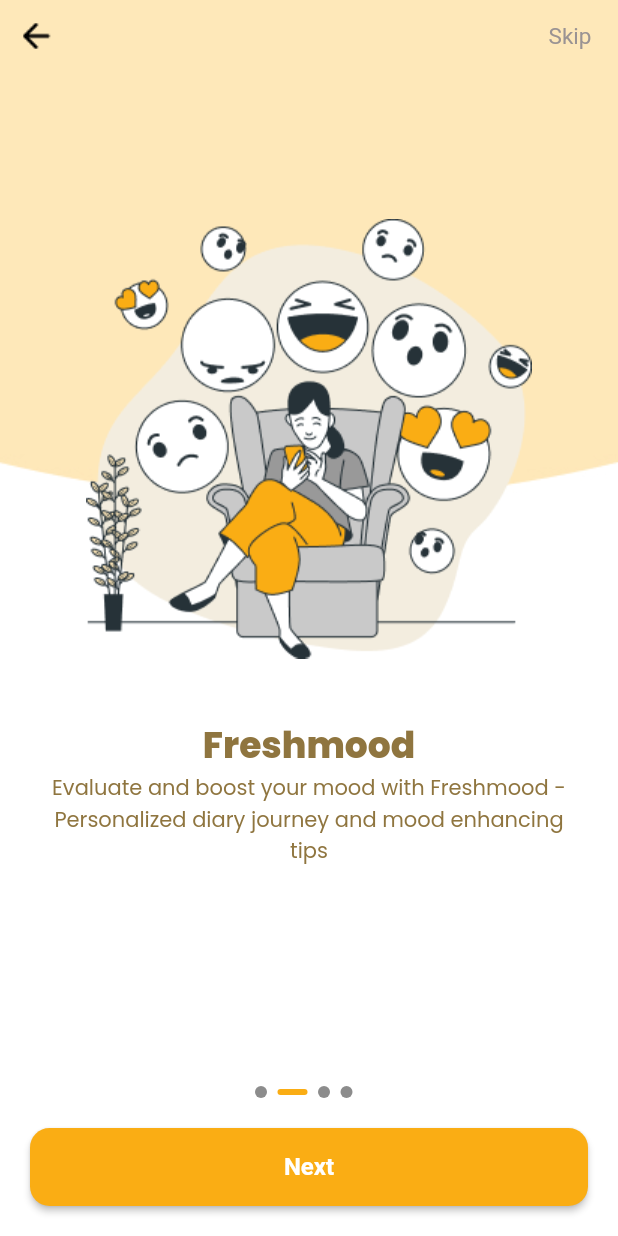
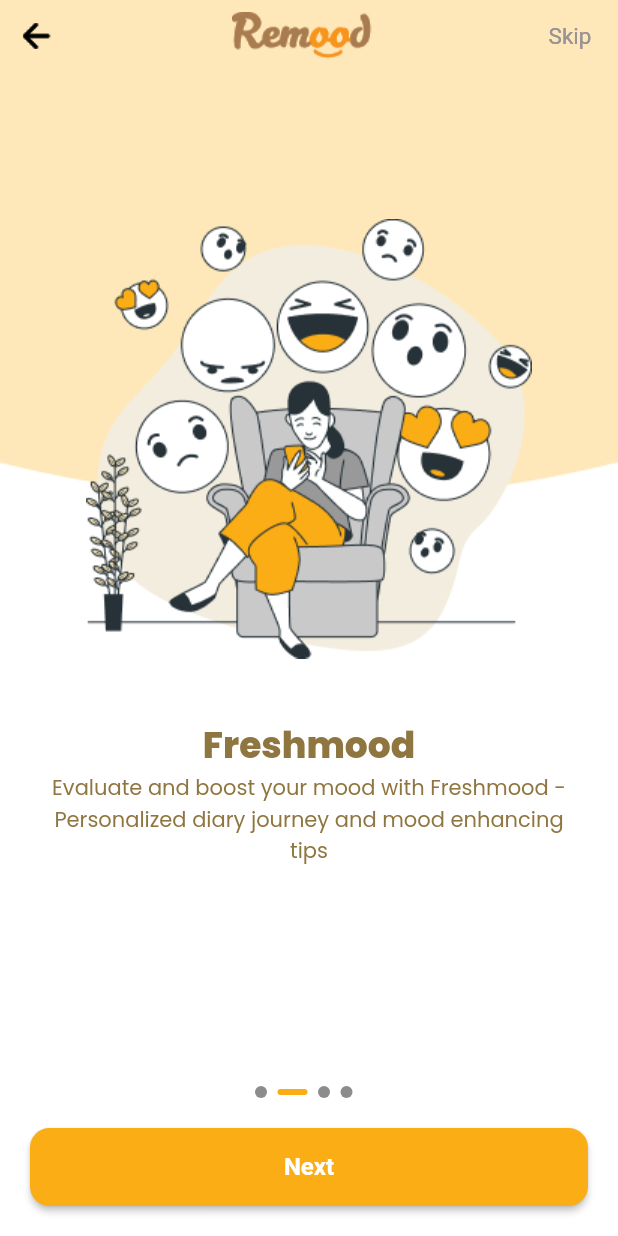
Before and after one commit to k1enttt/remood, a Flutter app: the screen it shows after launch, after a tap on "Next", on a phone screen of 412 x 824 dp. Run offline on Flutter 3.47's test engine with Material 2 defaults, Android fonts, the phone set to English and light mode, and no system bars; our stand-ins replace get, google_fonts.

Commit message:
Update oboarding - action bar

```diff
--- a/lib/app/core/values/assets_images.dart
+++ b/lib/app/core/values/assets_images.dart
@@ -19,6 +19,7 @@ class Assets {
   static const String language = 'assets/icons/language.png';
 
   // Images
+  static const String logo = 'assets/images/logo.png';
   static const String onboardingBackground = 'assets/images/onboarding_bg.jpg';
   static const String onboardingBackground1 =
       'assets/images/onboarding_bg1.jpg';
--- a/lib/app/modules/onboarding/onboarding_controller.dart
+++ b/lib/app/modules/onboarding/onboarding_controller.dart
@@ -29,6 +29,11 @@ class OnboardingController extends GetxController {
       return true;
     }
     return false;
+  }
+
+  void previousScreen(PageController pageController) {
+    pageController.previousPage(
+        duration: const Duration(milliseconds: 200), curve: Curves.easeInOut);
   }
 
   List<Onboarding> get contents => [
--- a/lib/app/modules/onboarding/screens/onboarding_screen.dart
+++ b/lib/app/modules/onboarding/screens/onboarding_screen.dart
@@ -12,6 +12,7 @@ class OnboardingScreen extends StatelessWidget {
 
   @override
   Widget build(BuildContext context) {
+    final controller = Get.find<OnboardingController>();
     final pageController = Get.put(PageController());
 
     return Scaffold(
@@ -47,10 +48,11 @@ class OnboardingScreen extends StatelessWidget {
                     GetBuilder<OnboardingController>(
                       builder: (controller) {
                         return ActionBar(
-                            pageIndex: controller.pageIndex,
-                            controler: controller);
+                          pageIndex: controller.pageIndex,
+                        );
                       },
                     ),
+                    ActionBar(pageIndex: controller.pageIndex),
                   ],
                 ),
               ),
@@ -69,14 +71,13 @@ class OnboardingScreen extends StatelessWidget {
                   );
                 },
               ),
+
               const SizedBox(height: 20.0),
 
               //Onboarding button
               GetBuilder<OnboardingController>(
                 builder: (controller) {
-                  return OnboardingButton(
-                      pageIndex: controller.pageIndex,
-                      content: controller.contents);
+                  return OnboardingButton(pageIndex: controller.pageIndex);
                 },
               ),
               const SizedBox(height: 20.0)
--- a/lib/app/modules/onboarding/widgets/action_bar.dart
+++ b/lib/app/modules/onboarding/widgets/action_bar.dart
@@ -10,36 +10,34 @@ class ActionBar extends StatefulWidget {
   const ActionBar({
     Key? key,
     required this.pageIndex,
-    required this.controler,
   }) : super(key: key);
   final RxInt pageIndex;
-  final OnboardingController controler;
 
   @override
   State<ActionBar> createState() => _ActionBarState();
 }
 
 class _ActionBarState extends State<ActionBar> {
-  final PageController pageController = Get.find<PageController>();
-
-  void previousScreen() {
-    pageController.previousPage(
-        duration: const Duration(milliseconds: 200), curve: Curves.easeInOut);
-  }
+  final pageController = Get.find<PageController>();
+  final onboardingController = Get.find<OnboardingController>();
 
   @override
   Widget build(BuildContext context) {
     return Container(
       color: Colors.transparent,
-      child: Obx(() => Row(
+      child: Stack(
+        children: [
+          Obx(
+            () => Row(
               mainAxisSize: MainAxisSize.max,
               mainAxisAlignment: MainAxisAlignment.spaceBetween,
+              crossAxisAlignment: CrossAxisAlignment.center,
               children: [
                 // Previous button
                 widget.pageIndex > 0
                     ? IconButton(
                         onPressed: () {
-                        previousScreen();
+                          onboardingController.previousScreen(pageController);
                         },
                         icon: Image.asset(Assets.arrowBack))
                     : const SizedBox(),
@@ -52,9 +50,22 @@ class _ActionBarState extends State<ActionBar> {
                   child: Text("Skip",
                       style: CustomTextStyle.textButton(
                           AppColors.onboardingSkipButton)),
-              )
+                ),
               ],
-          )),
+            ),
+          ),
+          // Logo
+          Row(
+            mainAxisAlignment: MainAxisAlignment.center,
+            children: [
+              Padding(
+                padding: const EdgeInsets.only(top: 8.0),
+                child: Image.asset(Assets.logo),
+              ),
+            ],
+          ),
+        ],
+      ),
     );
   }
 }
--- a/lib/app/modules/onboarding/widgets/intro_button.dart
+++ b/lib/app/modules/onboarding/widgets/intro_button.dart
@@ -8,20 +8,19 @@ class OnboardingButton extends StatefulWidget {
   const OnboardingButton({
     Key? key,
     required this.pageIndex,
-    required this.content,
   }) : super(key: key);
   final RxInt pageIndex;
-  final List<Onboarding> content;
 
   @override
   State<OnboardingButton> createState() => _OnboardingButtonState();
 }
 
 class _OnboardingButtonState extends State<OnboardingButton> {
+  final controller = Get.find<OnboardingController>();
   final pageController = Get.find<PageController>();
 
   void nextScreen() {
-    if (widget.pageIndex == (widget.content.length - 1).obs) {
+    if (widget.pageIndex == (controller.contents.length - 1).obs) {
       Get.offAllNamed(AppRoutes.home);
     }
     pageController.nextPage(
@@ -45,7 +44,7 @@ class _OnboardingButtonState extends State<OnboardingButton> {
         ),
         child: Obx(
           () => Text(
-            widget.pageIndex == (widget.content.length - 1).obs
+            widget.pageIndex == (controller.contents.length - 1).obs
                 ? "Continue"
                 : "Next",
             style: const TextStyle(fontWeight: FontWeight.bold, fontSize: 16.0),
--- a/lib/app/modules/setting/screens/manage_topics_screen.dart
+++ b/lib/app/modules/setting/screens/manage_topics_screen.dart
@@ -1,6 +1,4 @@
 import 'package:flutter/material.dart';
-import 'package:flutter/src/widgets/container.dart';
-import 'package:flutter/src/widgets/framework.dart';
 import 'package:remood/app/core/values/app_colors.dart';
 import 'package:remood/app/modules/setting/widgets/stack_setting_appbar.dart';
 
--- a/lib/app/modules/setting/screens/notification_screen.dart
+++ b/lib/app/modules/setting/screens/notification_screen.dart
@@ -15,9 +15,6 @@ class NotificationScreen extends StatelessWidget {
   @override
   Widget build(BuildContext context) {
     final controller = Get.put(SettingController());
-
-    int hour = 21;
-    int minute = 30;
 
     return Scaffold(
       backgroundColor: AppColors.backgroundPage,
@@ -113,11 +110,12 @@ class NotificationScreen extends StatelessWidget {
                         color: AppColors.settingNotificationClockBg,
                         borderRadius: BorderRadius.circular(10),
                       ),
-                      child: Text(
-                        "$hour : $minute",
-                        style: CustomTextStyle.normalText(AppColors.mainColor)
-                            .copyWith(fontSize: 16),
-                      ),
+                      child: Obx(() => Text(
+                            "${controller.getHour} : ${controller.getMin}",
+                            style:
+                                CustomTextStyle.normalText(AppColors.mainColor)
+                                    .copyWith(fontSize: 16),
+                          )),
                     ),
                   ),
                 ],
--- a/lib/app/modules/setting/screens/privacy_screen.dart
+++ b/lib/app/modules/setting/screens/privacy_screen.dart
@@ -1,6 +1,4 @@
 import 'package:flutter/material.dart';
-import 'package:flutter/src/widgets/container.dart';
-import 'package:flutter/src/widgets/framework.dart';
 import 'package:remood/app/core/values/app_colors.dart';
 import 'package:remood/app/core/values/text_style.dart';
 import 'package:remood/app/modules/setting/widgets/stack_setting_appbar.dart';
--- a/lib/app/modules/setting/screens/security_screen.dart
+++ b/lib/app/modules/setting/screens/security_screen.dart
@@ -1,6 +1,4 @@
 import 'package:flutter/material.dart';
-import 'package:flutter/src/widgets/container.dart';
-import 'package:flutter/src/widgets/framework.dart';
 import 'package:remood/app/core/values/app_colors.dart';
 import 'package:remood/app/modules/setting/widgets/stack_setting_appbar.dart';
 
--- a/lib/app/modules/setting/setting_controller.dart
+++ b/lib/app/modules/setting/setting_controller.dart
@@ -68,6 +68,12 @@ class SettingController extends GetxController {
   late RxInt minute = 0.obs;
   late RxInt ampm = 0.obs;
 
+  // Get hour
+  String get getHour => hour.value < 10 ? '0$hour' : '$hour';
+
+  // Get minute
+  String get getMin => minute.value < 10 ? '0$minute' : '$minute';
+
   // Turn on/off the reminder
   void switchOnChange() {
     actived(!actived.value);
--- a/lib/app/routes/app_pages.dart
+++ b/lib/app/routes/app_pages.dart
@@ -27,7 +27,7 @@ abstract class AppPages {
     GetPage(
       name: AppRoutes.onboarding,
       page: () => const OnboardingScreen(),
-      binding: OnboardingBinding(),
+      bindings: [OnboardingBinding(), SettingBinding()],
     ),
     GetPage(
       name: AppRoutes.report,
--- a/lib/main.dart
+++ b/lib/main.dart
@@ -1,6 +1,7 @@
 import 'package:flutter/material.dart';
 import 'package:get/get.dart';
 import 'package:intl/date_symbol_data_local.dart';
+import 'package:remood/app/modules/setting/setting_binding.dart';
 import '/app/core/values/app_strings.dart';
 import '/app/data/services/localization_service.dart';
 import '/app/routes/app_pages.dart';
@@ -19,6 +20,7 @@ class MyApp extends StatelessWidget {
   @override
   Widget build(BuildContext context) {
     return GetMaterialApp(
+      initialBinding: SettingBinding(),
       title: AppStrings.appName,
       initialRoute: AppRoutes.onboarding,
       locale: LocalizationService.locale,
```
Also changed, not shown: assets/images/logo.png (added). Lines whose indentation alone changed are shown as unchanged.
